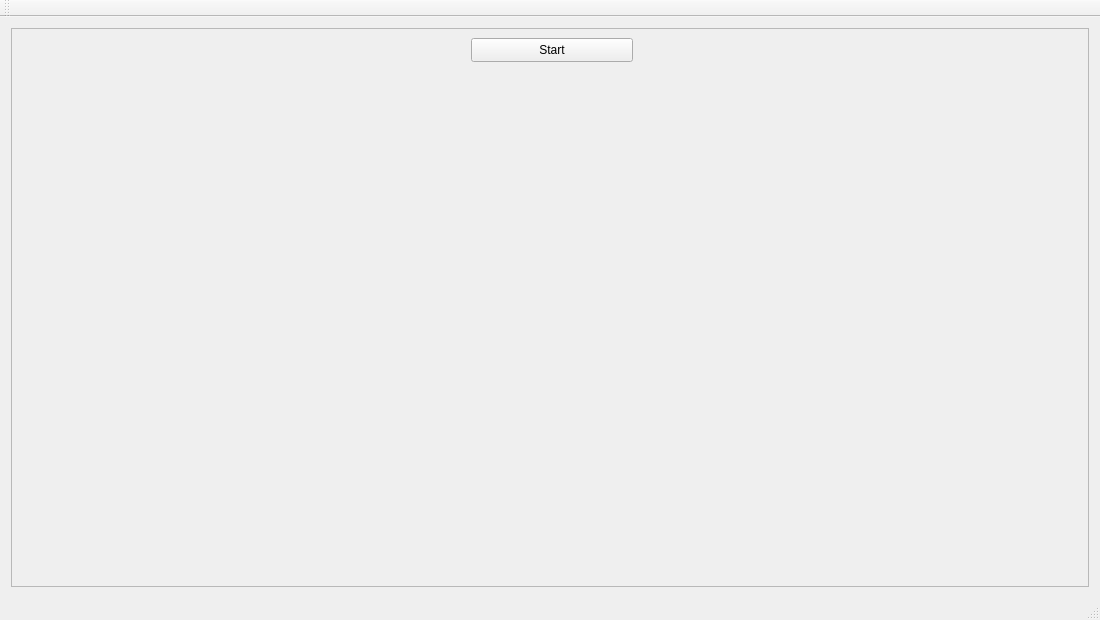
First picture: the form in demoRMR/mainwindow.ui, repository pao3007/HMI2023, before the edit.
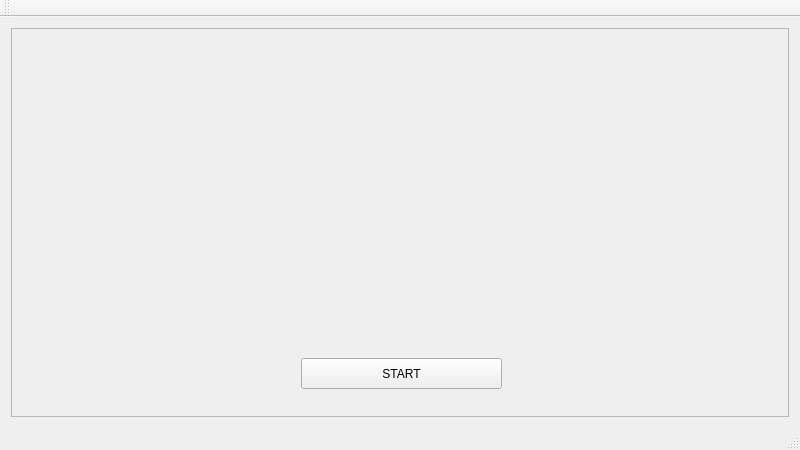
Second picture: the form after the edit.

```diff
--- a/demoRMR/mainwindow.ui
+++ b/demoRMR/mainwindow.ui
@@ -6,8 +6,8 @@
    <rect>
     <x>0</x>
     <y>0</y>
-    <width>1100</width>
-    <height>620</height>
+    <width>800</width>
+    <height>450</height>
    </rect>
   </property>
   <property name="windowTitle">
@@ -40,10 +40,10 @@
         <widget class="QPushButton" name="pushButton_9">
          <property name="geometry">
           <rect>
-           <x>460</x>
-           <y>10</y>
-           <width>162</width>
-           <height>24</height>
+           <x>290</x>
+           <y>330</y>
+           <width>201</width>
+           <height>31</height>
           </rect>
          </property>
          <property name="sizePolicy">
@@ -59,7 +59,7 @@
           </size>
          </property>
          <property name="text">
-          <string>Start</string>
+          <string>START</string>
          </property>
         </widget>
        </widget>
```
Left out of the diff: 2 changed lines with no effect on the pictures.
